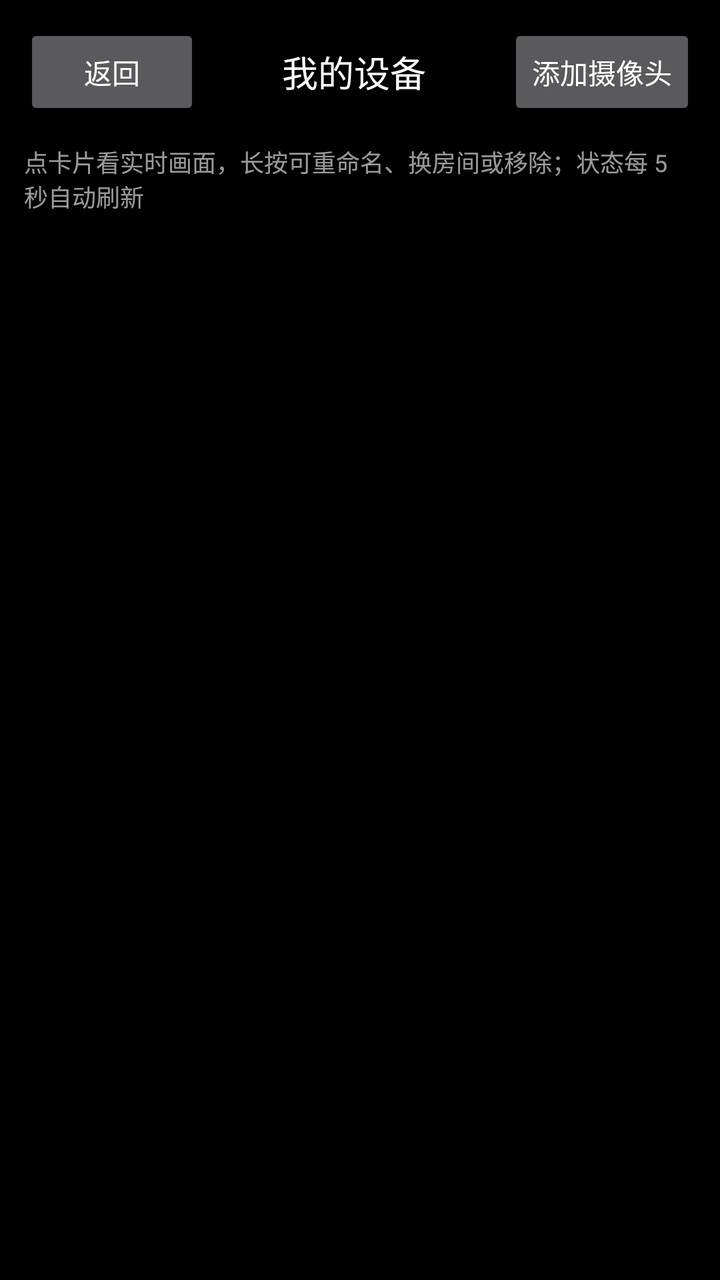
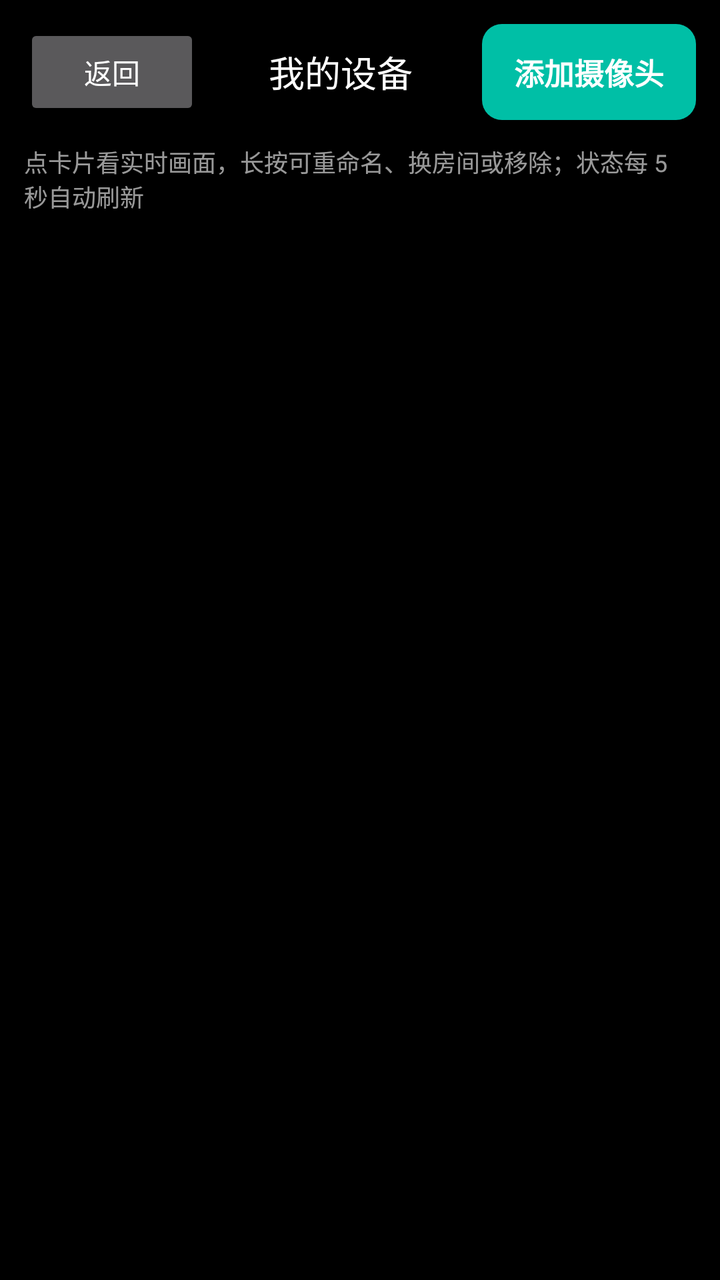

Two renders of the same Android screen: before a commit and after it. Below are the layout's source before the change and the commit's diff.
<!-- AndroidManifest.xml: application theme Theme.QuietSentry -->
<!-- res/layout/activity_device_list.xml -->
<?xml version="1.0" encoding="utf-8"?>
<LinearLayout xmlns:android="http://schemas.android.com/apk/res/android"
    android:layout_width="match_parent"
    android:layout_height="match_parent"
    android:background="@android:color/black"
    android:orientation="vertical">

    <LinearLayout
        android:layout_width="match_parent"
        android:layout_height="wrap_content"
        android:gravity="center_vertical"
        android:orientation="horizontal"
        android:padding="12dp">

        <Button
            android:id="@+id/device_list_back"
            android:layout_width="wrap_content"
            android:layout_height="wrap_content"
            android:text="@string/timeline_back" />

        <TextView
            android:layout_width="0dp"
            android:layout_height="wrap_content"
            android:layout_weight="1"
            android:gravity="center"
            android:text="@string/device_list_title"
            android:textColor="@android:color/white"
            android:textSize="18sp" />

        <Button
            android:id="@+id/device_list_add"
            android:layout_width="wrap_content"
            android:layout_height="wrap_content"
            android:text="@string/device_list_add" />
    </LinearLayout>

    <TextView
        android:id="@+id/device_list_hint"
        android:layout_width="match_parent"
        android:layout_height="wrap_content"
        android:paddingStart="12dp"
        android:paddingEnd="12dp"
        android:paddingBottom="8dp"
        android:text="@string/device_list_hint"
        android:textColor="@color/qs_text_muted"
        android:textSize="@dimen/qs_text_caption" />

    
    <LinearLayout
        android:id="@+id/device_list_offline_bar"
        android:layout_width="match_parent"
        android:layout_height="wrap_content"
        android:background="@color/qs_inline_warn_15"
        android:gravity="center_vertical"
        android:orientation="horizontal"
        android:paddingStart="12dp"
        android:paddingEnd="12dp"
        android:paddingTop="8dp"
        android:paddingBottom="8dp"
        android:visibility="gone">

        <TextView
            android:id="@+id/device_list_offline_banner"
            android:layout_width="0dp"
            android:layout_height="wrap_content"
            android:layout_weight="1"
            android:text="@string/device_offline_banner"
            android:textColor="@color/qs_inline_warn"
            android:textSize="@dimen/qs_text_status" />

        <Button
            android:id="@+id/device_list_rescan"
            android:layout_width="wrap_content"
            android:layout_height="wrap_content"
            android:text="@string/device_offline_rescan"
            android:textSize="@dimen/qs_text_caption" />

        <Button
            android:id="@+id/device_list_diag"
            android:layout_width="wrap_content"
            android:layout_height="wrap_content"
            android:text="@string/device_offline_diag"
            android:textSize="@dimen/qs_text_caption" />
    </LinearLayout>

    <FrameLayout
        android:layout_width="match_parent"
        android:layout_height="0dp"
        android:layout_weight="1">

        <ScrollView
            android:layout_width="match_parent"
            android:layout_height="match_parent">

            <LinearLayout
                android:id="@+id/device_list_container"
                android:layout_width="match_parent"
                android:layout_height="wrap_content"
                android:orientation="vertical"
                android:padding="12dp" />
        </ScrollView>

        
        <LinearLayout
            android:id="@+id/device_list_empty_box"
            android:layout_width="match_parent"
            android:layout_height="match_parent"
            android:gravity="center"
            android:orientation="vertical"
            android:padding="32dp"
            android:visibility="gone">

            <TextView
                android:id="@+id/device_list_empty"
                android:layout_width="match_parent"
                android:layout_height="wrap_content"
                android:gravity="center"
                android:text="@string/device_list_empty"
                android:textColor="@color/qs_text_muted"
                android:textSize="@dimen/qs_text_status" />

            <Button
                android:id="@+id/device_empty_scan"
                android:layout_width="wrap_content"
                android:layout_height="wrap_content"
                android:layout_marginTop="16dp"
                android:text="@string/scan_pair_title" />

            <Button
                android:id="@+id/device_empty_code"
                android:layout_width="wrap_content"
                android:layout_height="wrap_content"
                android:layout_marginTop="8dp"
                android:text="@string/device_empty_code" />

            <Button
                android:id="@+id/device_empty_manual"
                android:layout_width="wrap_content"
                android:layout_height="wrap_content"
                android:layout_marginTop="8dp"
                android:text="@string/device_empty_manual" />
        </LinearLayout>
    </FrameLayout>
</LinearLayout>
<!-- resources referenced by this layout -->
<resources>
  <!-- unchanged entries left out for length: 18 -->
</resources>

<!-- the commit's change to res/layout/activity_device_list.xml (unified diff, before → after) -->
@@ -29,6 +29,7 @@
 
         <Button
             android:id="@+id/device_list_add"
+            style="@style/Widget.QuietSentry.PrimaryButton"
             android:layout_width="wrap_content"
             android:layout_height="wrap_content"
             android:text="@string/device_list_add" />
@@ -70,6 +71,7 @@
 
         <Button
             android:id="@+id/device_list_rescan"
+            style="@style/Widget.QuietSentry.SecondaryButton"
             android:layout_width="wrap_content"
             android:layout_height="wrap_content"
             android:text="@string/device_offline_rescan"
@@ -77,6 +79,7 @@
 
         <Button
             android:id="@+id/device_list_diag"
+            style="@style/Widget.QuietSentry.SecondaryButton"
             android:layout_width="wrap_content"
             android:layout_height="wrap_content"
             android:text="@string/device_offline_diag"
@@ -103,6 +106,7 @@
         
         <LinearLayout
             android:id="@+id/device_list_empty_box"
+            style="@style/Widget.QuietSentry.EmptyState"
             android:layout_width="match_parent"
             android:layout_height="match_parent"
             android:gravity="center"
@@ -121,6 +125,7 @@
 
             <Button
                 android:id="@+id/device_empty_scan"
+                style="@style/Widget.QuietSentry.PrimaryButton"
                 android:layout_width="wrap_content"
                 android:layout_height="wrap_content"
                 android:layout_marginTop="16dp"
@@ -128,6 +133,7 @@
 
             <Button
                 android:id="@+id/device_empty_code"
+                style="@style/Widget.QuietSentry.SecondaryButton"
                 android:layout_width="wrap_content"
                 android:layout_height="wrap_content"
                 android:layout_marginTop="8dp"
@@ -135,6 +141,7 @@
 
             <Button
                 android:id="@+id/device_empty_manual"
+                style="@style/Widget.QuietSentry.SecondaryButton"
                 android:layout_width="wrap_content"
                 android:layout_height="wrap_content"
                 android:layout_marginTop="8dp"
<!-- resource entries referenced after the edit -->
@@ -1,5 +1,86 @@
 <!-- resources referenced by this layout -->
 <resources>
+  <style name="Widget.QuietSentry.EmptyState" parent="Widget.QuietSentry.StatusCard">
+          <item name="android:gravity">center</item>
+      </style>
+  <style name="Widget.QuietSentry.PrimaryButton" parent="Widget.AppCompat.Button">
+          <item name="android:background">@drawable/comp_btn_primary_bg</item>
+          <item name="android:backgroundTint">@color/comp_btn_primary_tint</item>
+          <item name="android:textColor">@color/qs_text</item>
+          <item name="android:textSize">@dimen/qs_text_body</item>
+          <item name="android:textStyle">bold</item>
+          <item name="android:minHeight">@dimen/qs_size_button</item>
+          <item name="android:paddingStart">@dimen/qs_space_16</item>
+          <item name="android:paddingEnd">@dimen/qs_space_16</item>
+          <item name="android:gravity">center</item>
+      </style>
+  <style name="Widget.QuietSentry.SecondaryButton" parent="Widget.AppCompat.Button">
+          <item name="android:background">@drawable/comp_btn_secondary_bg</item>
+          <item name="android:textColor">@color/qs_accent</item>
+          <item name="android:textSize">@dimen/qs_text_body</item>
+          <item name="android:minHeight">@dimen/qs_size_button</item>
+          <item name="android:paddingStart">@dimen/qs_space_16</item>
+          <item name="android:paddingEnd">@dimen/qs_space_16</item>
+          <item name="android:gravity">center</item>
+      </style>
+  <style name="Widget.QuietSentry.StatusCard">
+          <item name="android:background">@drawable/comp_shape_card</item>
+          <item name="android:padding">@dimen/qs_space_16</item>
+      </style>
+  <!-- drawable comp_btn_primary_bg (drawable) -->
+  <?xml version="1.0" encoding="utf-8"?>
+  <shape xmlns:android="http://schemas.android.com/apk/res/android"
+      android:shape="rectangle">
+      <solid android:color="@android:color/white" />
+      <corners android:radius="@dimen/qs_radius_button" />
+  </shape>
+  <color name="qs_text">#FFFFFFFF</color>
+  <dimen name="qs_text_body">15sp</dimen>
+  <dimen name="qs_size_button">48dp</dimen>
+  <dimen name="qs_space_16">16dp</dimen>
+  <!-- drawable comp_btn_secondary_bg (drawable) -->
+  <?xml version="1.0" encoding="utf-8"?>
+  <selector xmlns:android="http://schemas.android.com/apk/res/android">
+      <item android:state_enabled="false" android:drawable="@drawable/comp_shape_stroke_muted" />
+      <item android:state_pressed="true" android:drawable="@drawable/comp_shape_stroke_accent_soft" />
+      <item android:drawable="@drawable/comp_shape_stroke_accent" />
+  </selector>
+  <color name="qs_accent">#FF00BFA6</color>
+  <!-- drawable comp_shape_card (drawable) -->
+  <?xml version="1.0" encoding="utf-8"?>
+  <shape xmlns:android="http://schemas.android.com/apk/res/android"
+      android:shape="rectangle">
+      <solid android:color="@color/qs_surface" />
+      <corners android:radius="@dimen/qs_radius_card" />
+  </shape>
+  <dimen name="qs_radius_button">10dp</dimen>
+  <!-- drawable comp_shape_stroke_muted (drawable) -->
+  <?xml version="1.0" encoding="utf-8"?>
+  <shape xmlns:android="http://schemas.android.com/apk/res/android"
+      android:shape="rectangle">
+      <solid android:color="@android:color/transparent" />
+      <stroke android:width="1dp" android:color="@color/qs_text_muted" />
+      <corners android:radius="@dimen/qs_radius_button" />
+  </shape>
+  <!-- drawable comp_shape_stroke_accent_soft (drawable) -->
+  <?xml version="1.0" encoding="utf-8"?>
+  <shape xmlns:android="http://schemas.android.com/apk/res/android"
+      android:shape="rectangle">
+      <solid android:color="@android:color/transparent" />
+      <stroke android:width="1dp" android:color="@color/qs_accent_soft" />
+      <corners android:radius="@dimen/qs_radius_button" />
+  </shape>
+  <!-- drawable comp_shape_stroke_accent (drawable) -->
+  <?xml version="1.0" encoding="utf-8"?>
+  <shape xmlns:android="http://schemas.android.com/apk/res/android"
+      android:shape="rectangle">
+      <solid android:color="@android:color/transparent" />
+      <stroke android:width="1dp" android:color="@color/qs_accent" />
+      <corners android:radius="@dimen/qs_radius_button" />
+  </shape>
+  <color name="qs_surface">#1AFFFFFF</color>
+  <dimen name="qs_radius_card">20dp</dimen>
+  <color name="qs_accent_soft">#3300BFA6</color>
   <!-- unchanged entries left out for length: 18 -->
 </resources>
 
